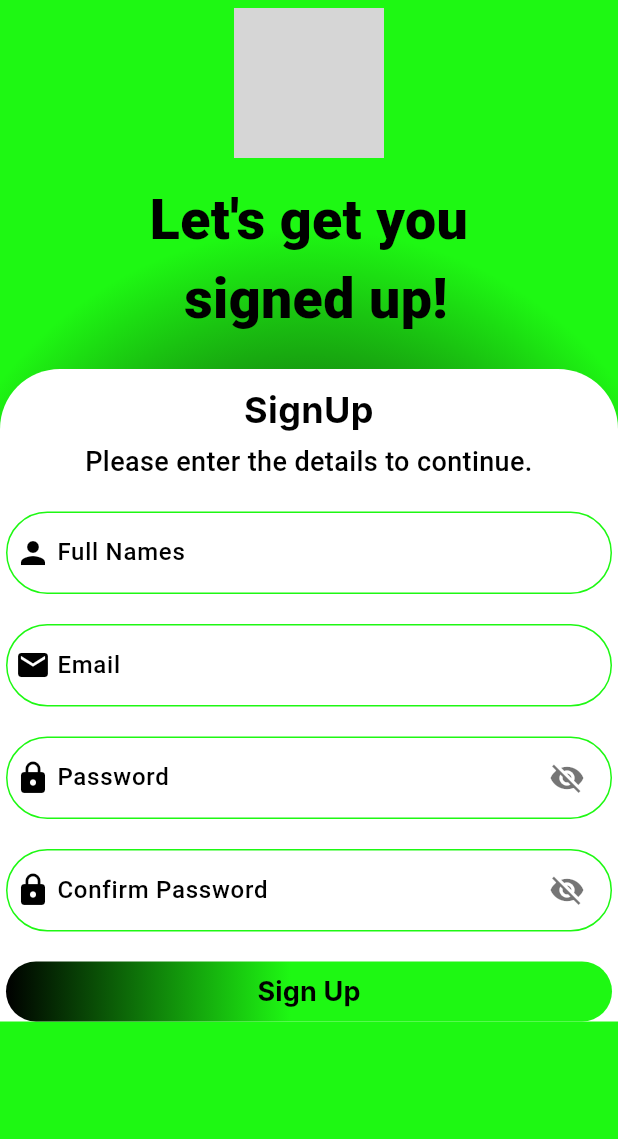
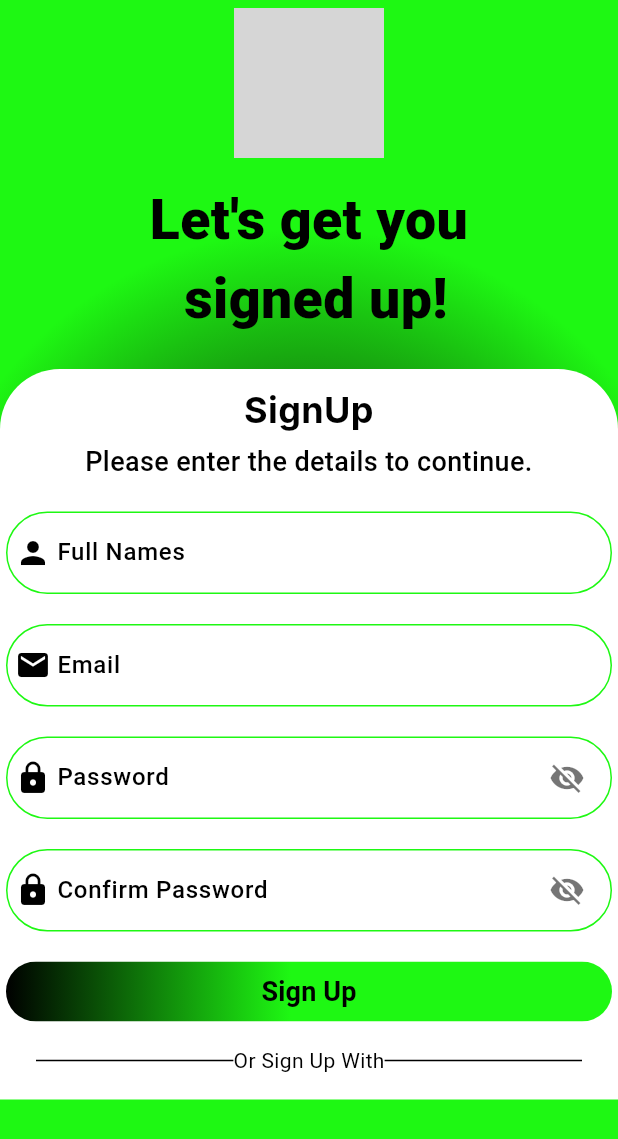
Before and after one commit to Alvin11David/UGANDA-EXPLORE, a Flutter app: the screen it shows after launch, on a phone screen of 412 x 824 dp. Shown: the top 1139 px of the screen. Run offline on Flutter 3.47's test engine with Material 3 defaults, Android fonts, the phone set to English and light mode, and no system bars; our stand-ins replace firebase_core; accounts and stored records are empty; Roboto replaces fonts that are missing (Inter, Outfit, Poppins); grey boxes are pictures that could not be loaded.

Commit message:
Added a divider section to the signup screen

```diff
--- a/uganda_explore/lib/screens/auth/signup_screen.dart
+++ b/uganda_explore/lib/screens/auth/signup_screen.dart
@@ -56,7 +56,7 @@ class SignUpScreen extends StatelessWidget {
                 child: Column(
                   crossAxisAlignment: CrossAxisAlignment.center,
                   children: [
-                      const SizedBox(height: 10,),
+                    const SizedBox(height: 10),
                     const Text(
                       "SignUp",
                       style: TextStyle(
@@ -92,8 +92,7 @@ class SignUpScreen extends StatelessWidget {
                         width: 450,
                         height: 40,
                         child: ElevatedButton(
-                          onPressed: () {
-                          },
+                          onPressed: () {},
                           style: ElevatedButton.styleFrom(
                             padding: EdgeInsets.zero,
                             shape: RoundedRectangleBorder(
@@ -102,9 +101,9 @@ class SignUpScreen extends StatelessWidget {
                             backgroundColor: Colors.transparent,
                             shadowColor: Colors.transparent,
                           ),
-                          child: Container(
-                            decoration: const BoxDecoration(
-                              gradient: LinearGradient(
+                          child: Ink(
+                            decoration: BoxDecoration(
+                              gradient: const LinearGradient(
                                 begin: Alignment.centerLeft,
                                 end: Alignment.centerRight,
                                 colors: [
@@ -113,16 +112,17 @@ class SignUpScreen extends StatelessWidget {
                                 ],
                                 stops: [0.0, 0.47],
                               ),
-                              borderRadius: BorderRadius.all(Radius.circular(30)),
+                              borderRadius: BorderRadius.circular(30),
                             ),
-                            child: Center(
-                              child: Text(
+                            child: Container(
+                              alignment: Alignment.center,
+                              child: const Text(
                                 'Sign Up',
                                 style: TextStyle(
                                   color: Colors.black,
                                   fontSize: 18,
-                                  fontWeight: FontWeight.bold,
-                                  fontFamily: 'Inter',
+                                  fontWeight: FontWeight.w600,
+                                  fontFamily: 'Poppins',
                                 ),
                               ),
                             ),
@@ -130,6 +130,36 @@ class SignUpScreen extends StatelessWidget {
                         ),
                       ),
                     ),
+                    const SizedBox(height: 16),
+                    Row(
+                      children: const [
+                        Expanded(
+                          child: Divider(
+                            color: Color(0xFF000000),
+                            thickness: 1,
+                            indent: 20,
+                          ),
+                        ),
+                        Text(
+                          "Or Sign Up With",
+                          style: TextStyle(
+                            color: Color(0xFF000000),
+                            fontFamily: "Poppins",
+                            fontWeight: FontWeight.w400,
+                            fontSize: 14,
+                          ),
+                          textAlign: TextAlign.center,
+                        ),
+                        Expanded(
+                          child: Divider(
+                            color: Color(0xFF000000),
+                            thickness: 1,
+                            endIndent: 20,
+                          ),
+                        ),
+                      ],
+                    ),
+                    const SizedBox(height: 16),
                   ],
                 ),
               ),
@@ -140,7 +170,6 @@ class SignUpScreen extends StatelessWidget {
     );
   }
 }
-
 
 class FullNames extends StatelessWidget {
   const FullNames({super.key});
@@ -328,11 +357,12 @@ class _PasswordState extends State<Password> {
                   setState(() {
                     _isObscured = !_isObscured;
                   });
-              }, icon: Icon(
+                },
+                icon: Icon(
                   _isObscured ? Icons.visibility_off : Icons.visibility,
                   color: Colors.black54,
                 ),
-              )
+              ),
             ),
             enabledBorder: OutlineInputBorder(
               borderRadius: BorderRadius.circular(30),
@@ -411,7 +441,8 @@ class _ConfirmPasswordState extends State<ConfirmPassword> {
             ),
             suffixIcon: Padding(
               padding: const EdgeInsets.only(right: 6),
-              child: IconButton(onPressed: () {
+              child: IconButton(
+                onPressed: () {
                   setState(() {
                     _isObscuredText = !_isObscuredText;
                   });
@@ -420,7 +451,7 @@ class _ConfirmPasswordState extends State<ConfirmPassword> {
                   _isObscuredText ? Icons.visibility_off : Icons.visibility,
                   color: Colors.black54,
                 ),
-            )
+              ),
             ),
             enabledBorder: OutlineInputBorder(
               borderRadius: BorderRadius.circular(30),
```
Lines whose indentation alone changed are shown as unchanged.
